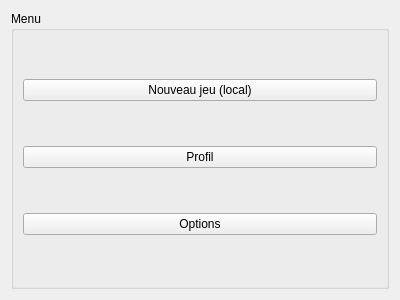
Above: StreetCar/StreetCar/MainMenu.ui from paboccard/Projet_Prog_Jeu before the change. Below: the same form after it.
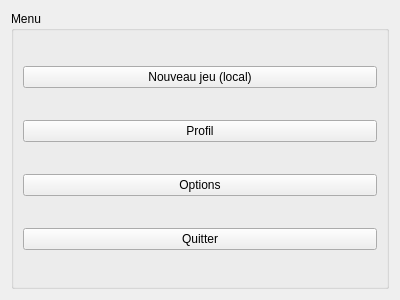
That is the form after the change.

```diff
--- a/StreetCar/StreetCar/MainMenu.ui
+++ b/StreetCar/StreetCar/MainMenu.ui
@@ -44,6 +44,13 @@
         </property>
        </widget>
       </item>
+      <item>
+       <widget class="QPushButton" name="buttonExit">
+        <property name="text">
+         <string>Quitter</string>
+        </property>
+       </widget>
+      </item>
      </layout>
     </widget>
    </item>
```
